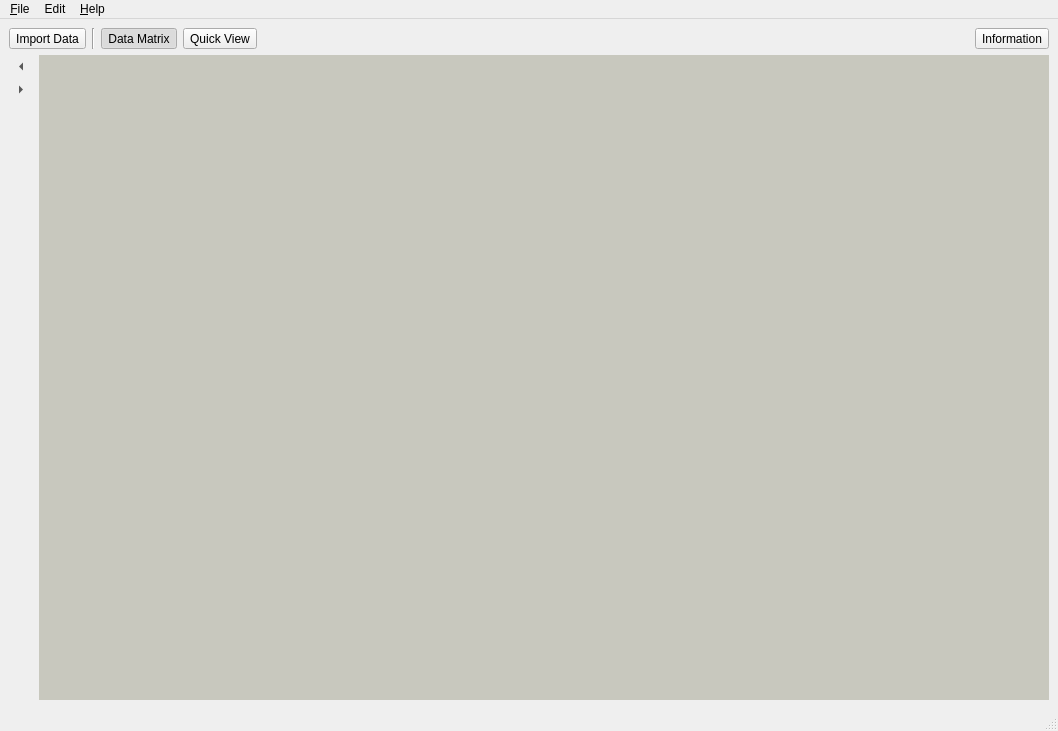
Old version of the form shapeout2/gui/main.ui in the repository ZELLMECHANIK-DRESDEN/ShapeOut-Qt-studies.
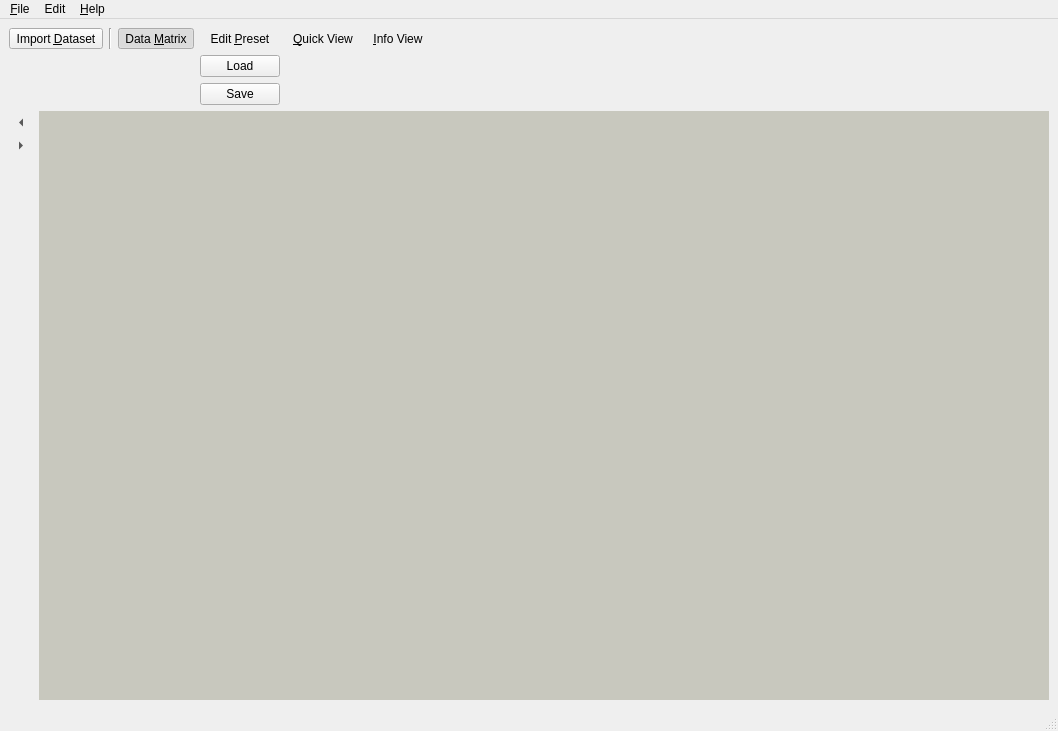
New version of the form. Custom widgets are drawn as their Qt base class.

Diff of the .ui file:
```diff
--- a/shapeout2/gui/main.ui
+++ b/shapeout2/gui/main.ui
@@ -16,8 +16,18 @@
   <widget class="QWidget" name="centralwidget">
    <layout class="QVBoxLayout" name="verticalLayout_2">
     <item>
-     <layout class="QHBoxLayout" name="horizontalLayout">
-      <item>
+     <layout class="QGridLayout" name="gridLayout">
+      <property name="topMargin">
+       <number>0</number>
+      </property>
+      <item row="1" column="3">
+       <widget class="QPushButton" name="pushButton_preset_load">
+        <property name="text">
+         <string>Load</string>
+        </property>
+       </widget>
+      </item>
+      <item row="0" column="0">
        <widget class="QToolButton" name="toolButton_import">
         <property name="sizePolicy">
          <sizepolicy hsizetype="Preferred" vsizetype="Fixed">
@@ -26,21 +36,39 @@
          </sizepolicy>
         </property>
         <property name="text">
-         <string>Import Data</string>
+         <string>Import &amp;Dataset</string>
         </property>
        </widget>
       </item>
-      <item>
-       <widget class="Line" name="line">
-        <property name="orientation">
-         <enum>Qt::Vertical</enum>
+      <item row="0" column="3">
+       <widget class="QToolButton" name="toolButton_preset">
+        <property name="sizePolicy">
+         <sizepolicy hsizetype="Preferred" vsizetype="Fixed">
+          <horstretch>0</horstretch>
+          <verstretch>0</verstretch>
+         </sizepolicy>
         </property>
+        <property name="text">
+         <string>Edit &amp;Preset</string>
+        </property>
+        <property name="checkable">
+         <bool>true</bool>
+        </property>
+        <property name="toolButtonStyle">
+         <enum>Qt::ToolButtonTextBesideIcon</enum>
+        </property>
+        <property name="autoRaise">
+         <bool>true</bool>
+        </property>
+        <property name="arrowType">
+         <enum>Qt::NoArrow</enum>
+        </property>
        </widget>
       </item>
-      <item>
+      <item row="0" column="2">
        <widget class="QToolButton" name="toolButton_dm">
         <property name="text">
-         <string>Data Matrix</string>
+         <string>Data &amp;Matrix</string>
         </property>
         <property name="checkable">
          <bool>true</bool>
@@ -48,9 +76,26 @@
         <property name="checked">
          <bool>true</bool>
         </property>
+        <property name="autoRaise">
+         <bool>true</bool>
+        </property>
        </widget>
       </item>
-      <item>
+      <item row="2" column="3">
+       <widget class="QPushButton" name="pushButton_preset_save">
+        <property name="text">
+         <string>Save</string>
+        </property>
+       </widget>
+      </item>
+      <item row="0" column="1">
+       <widget class="Line" name="line">
+        <property name="orientation">
+         <enum>Qt::Vertical</enum>
+        </property>
+       </widget>
+      </item>
+      <item row="0" column="4">
        <widget class="QToolButton" name="toolButton_quick_view">
         <property name="sizePolicy">
          <sizepolicy hsizetype="Preferred" vsizetype="Fixed">
@@ -59,14 +104,30 @@
          </sizepolicy>
         </property>
         <property name="text">
-         <string>Quick View</string>
+         <string>&amp;Quick View</string>
         </property>
         <property name="checkable">
          <bool>true</bool>
         </property>
+        <property name="autoRaise">
+         <bool>true</bool>
+        </property>
        </widget>
       </item>
-      <item>
+      <item row="0" column="5">
+       <widget class="QToolButton" name="toolButton_info_view">
+        <property name="text">
+         <string>&amp;Info View</string>
+        </property>
+        <property name="checkable">
+         <bool>true</bool>
+        </property>
+        <property name="autoRaise">
+         <bool>true</bool>
+        </property>
+       </widget>
+      </item>
+      <item row="0" column="6">
        <spacer name="horizontalSpacer">
         <property name="orientation">
          <enum>Qt::Horizontal</enum>
@@ -79,13 +140,6 @@
         </property>
        </spacer>
       </item>
-      <item>
-       <widget class="QToolButton" name="toolButton_3">
-        <property name="text">
-         <string>Information</string>
-        </property>
-       </widget>
-      </item>
      </layout>
     </item>
     <item>
```
Left out of the diff: 48 changed lines with no effect on the pictures.
